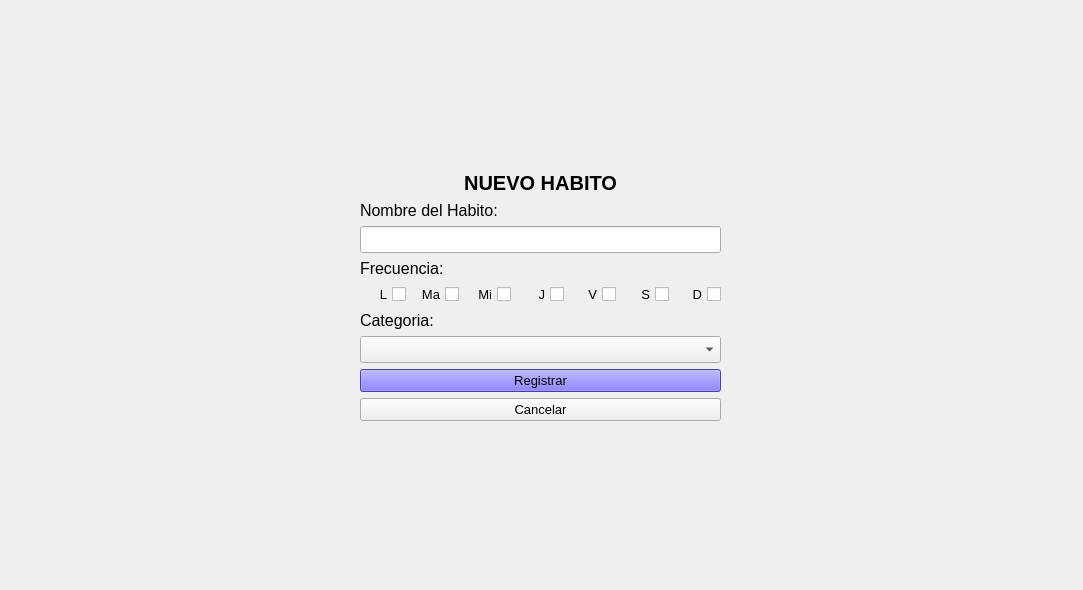
First picture: the form in view/ui/ventana_nuevo_habito.ui, repository phkandresc/app-habitos-saludables, before the edit.
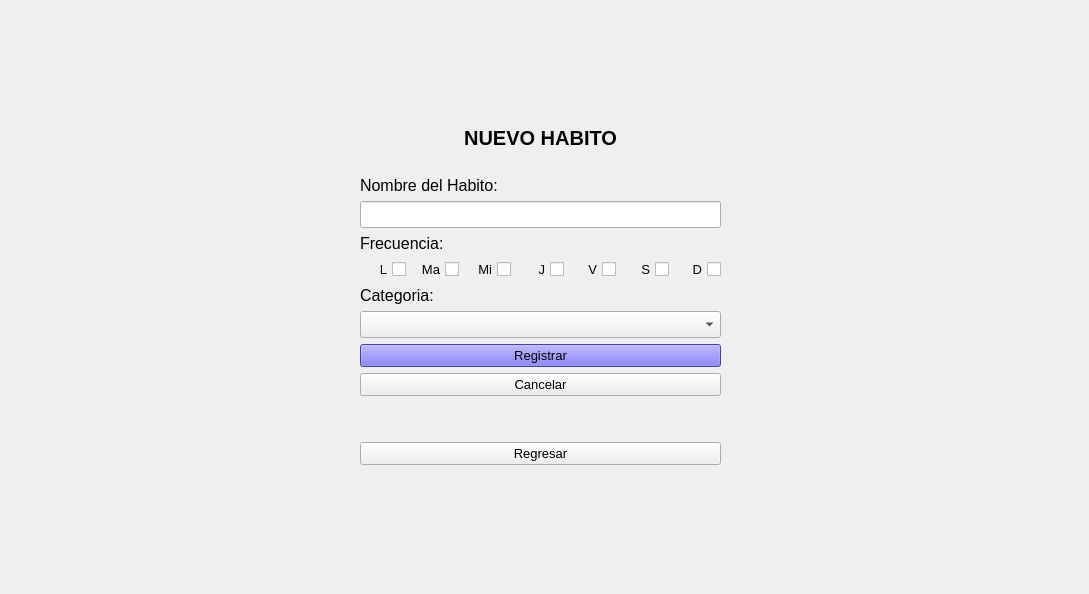
Second picture: the form after the edit. Icons and pictures are not drawn.

Diff of the .ui file:
```diff
--- a/view/ui/ventana_nuevo_habito.ui
+++ b/view/ui/ventana_nuevo_habito.ui
@@ -6,8 +6,8 @@
    <rect>
     <x>0</x>
     <y>0</y>
-    <width>1083</width>
-    <height>590</height>
+    <width>1089</width>
+    <height>594</height>
    </rect>
   </property>
   <property name="windowTitle">
@@ -64,7 +64,60 @@
     </item>
     <item row="1" column="1">
      <layout class="QGridLayout" name="gridLayout">
-      <item row="2" column="0">
+      <item row="8" column="0">
+       <spacer name="verticalSpacer_3">
+        <property name="orientation">
+         <enum>Qt::Vertical</enum>
+        </property>
+        <property name="sizeHint" stdset="0">
+         <size>
+          <width>20</width>
+          <height>40</height>
+         </size>
+        </property>
+       </spacer>
+      </item>
+      <item row="9" column="0">
+       <widget class="QPushButton" name="btnRegresar">
+        <property name="font">
+         <font>
+          <pointsize>10</pointsize>
+         </font>
+        </property>
+        <property name="text">
+         <string>Regresar</string>
+        </property>
+       </widget>
+      </item>
+      <item row="5" column="0">
+       <layout class="QVBoxLayout" name="verticalLayout">
+        <item>
+         <widget class="QLabel" name="lblCategoria">
+          <property name="font">
+           <font>
+            <pointsize>12</pointsize>
+           </font>
+          </property>
+          <property name="text">
+           <string>Categoria:</string>
+          </property>
+          <property name="alignment">
+           <set>Qt::AlignLeading|Qt::AlignLeft|Qt::AlignTop</set>
+          </property>
+         </widget>
+        </item>
+        <item>
+         <widget class="QComboBox" name="cmbCategoria">
+          <property name="font">
+           <font>
+            <pointsize>12</pointsize>
+           </font>
+          </property>
+         </widget>
+        </item>
+       </layout>
+      </item>
+      <item row="3" column="0">
        <layout class="QVBoxLayout" name="verticalLayout_2">
         <item>
          <widget class="QLabel" name="lblFrecuencia">
@@ -189,34 +242,6 @@
         </item>
        </layout>
       </item>
-      <item row="4" column="0">
-       <layout class="QVBoxLayout" name="verticalLayout">
-        <item>
-         <widget class="QLabel" name="lblCategoria">
-          <property name="font">
-           <font>
-            <pointsize>12</pointsize>
-           </font>
-          </property>
-          <property name="text">
-           <string>Categoria:</string>
-          </property>
-          <property name="alignment">
-           <set>Qt::AlignLeading|Qt::AlignLeft|Qt::AlignTop</set>
-          </property>
-         </widget>
-        </item>
-        <item>
-         <widget class="QComboBox" name="cmbCategoria">
-          <property name="font">
-           <font>
-            <pointsize>12</pointsize>
-           </font>
-          </property>
-         </widget>
-        </item>
-       </layout>
-      </item>
       <item row="0" column="0">
        <widget class="QLabel" name="lblTitulo">
         <property name="font">
@@ -238,7 +263,19 @@
         </property>
        </widget>
       </item>
-      <item row="1" column="0">
+      <item row="7" column="0">
+       <widget class="QPushButton" name="btnCancelar">
+        <property name="font">
+         <font>
+          <pointsize>10</pointsize>
+         </font>
+        </property>
+        <property name="text">
+         <string>Cancelar</string>
+        </property>
+       </widget>
+      </item>
+      <item row="2" column="0">
        <layout class="QVBoxLayout" name="verticalLayout_24">
         <item>
          <widget class="QLabel" name="lblNombre">
@@ -264,18 +301,6 @@
        </layout>
       </item>
       <item row="6" column="0">
-       <widget class="QPushButton" name="btnCancelar">
-        <property name="font">
-         <font>
-          <pointsize>10</pointsize>
-         </font>
-        </property>
-        <property name="text">
-         <string>Cancelar</string>
-        </property>
-       </widget>
-      </item>
-      <item row="5" column="0">
        <widget class="QPushButton" name="btnRegistrar">
         <property name="font">
          <font>
@@ -296,6 +321,19 @@
         </property>
        </widget>
       </item>
+      <item row="1" column="0">
+       <widget class="QLabel" name="label">
+        <property name="text">
+         <string/>
+        </property>
+        <property name="pixmap">
+         <pixmap>iconos/Habitos_Salud.png</pixmap>
+        </property>
+        <property name="alignment">
+         <set>Qt::AlignCenter</set>
+        </property>
+       </widget>
+      </item>
      </layout>
     </item>
     <item row="0" column="1">
```
